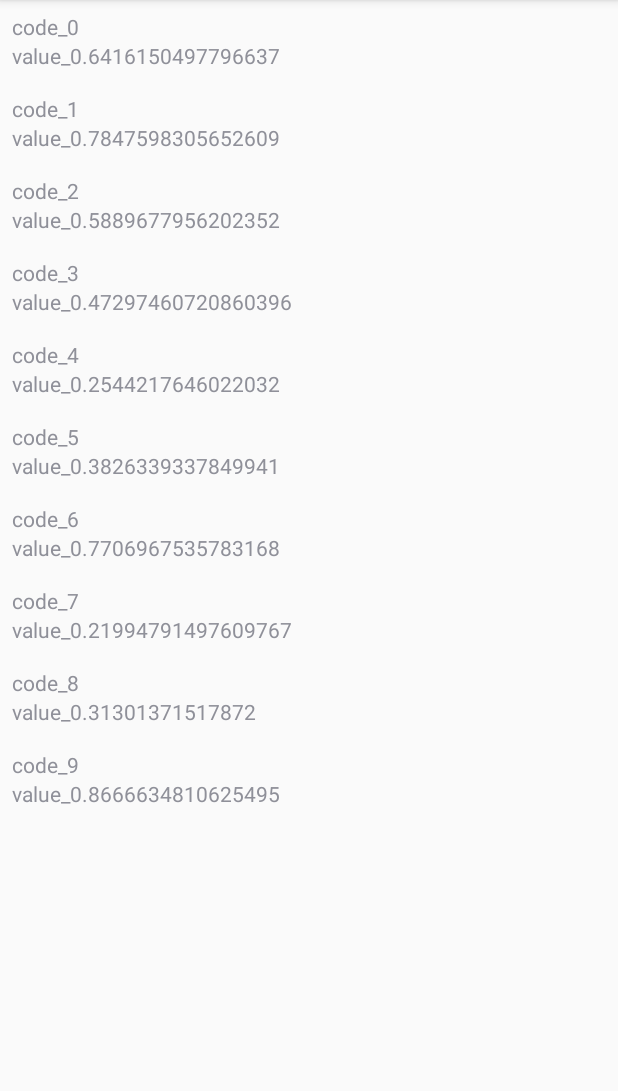
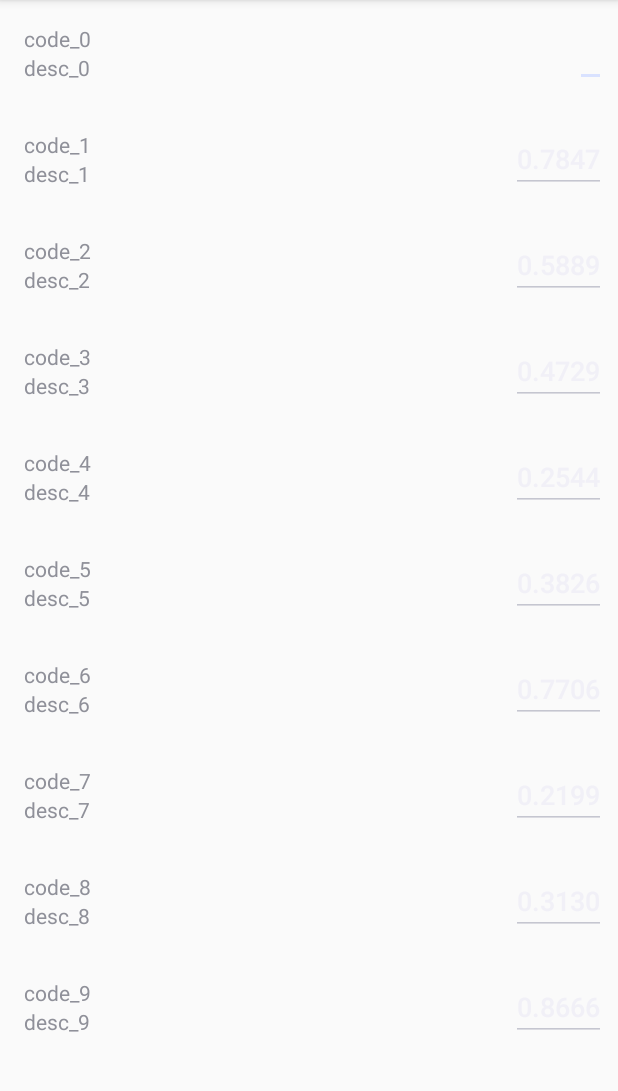
Before and after one commit to bubinimara/Rates, an Android app: the screen it shows after launch (MainActivity), on a phone screen of 412 x 824 dp, the part 84-1175 px from its top. Run offline under Robolectric (Android 15) with nearby library versions, the phone set to English and light mode, and no system bars; our stand-ins replace ButterKnife.

Commit message:
send user input - value text and currency

```diff
--- a/app/src/main/java/com/github/bubinimara/rates/app/RatesAdapter.java
+++ b/app/src/main/java/com/github/bubinimara/rates/app/RatesAdapter.java
@@ -1,10 +1,12 @@
 package com.github.bubinimara.rates.app;
 
 import android.content.Context;
-import android.util.Log;
+import android.text.Editable;
+import android.text.TextWatcher;
 import android.view.LayoutInflater;
 import android.view.View;
 import android.view.ViewGroup;
+import android.widget.EditText;
 import android.widget.TextView;
 
 import androidx.annotation.NonNull;
@@ -26,9 +28,17 @@ import butterknife.OnClick;
  */
 public class RatesAdapter extends RecyclerView.Adapter<RatesAdapter.Holder> {
 
+    interface RateChangeListener{
+        /**
+         * Called whenever current rate change
+         * @param rateModel the current rate change
+         */
+        void onRateChange(RateModel rateModel);
+    }
     private final @NonNull LayoutInflater layoutInflater;
     private final @NonNull  List<RateModel> rates;
     private final @NonNull Holder.Listener holderListener;
+    private RateChangeListener rateChangeListener;
 
     public RatesAdapter(@NonNull Context context) {
         layoutInflater = LayoutInflater.from(context);
@@ -37,7 +47,25 @@ public class RatesAdapter extends RecyclerView.Adapter<RatesAdapter.Holder> {
     }
 
     protected Holder.Listener createHolderListener() {
-        return adapterPosition -> moveItem(adapterPosition,0);
+        //return adapterPosition -> moveItem(adapterPosition,0);
+        return new Holder.Listener() {
+            @Override
+            public void onClick(int adapterPosition) {
+                moveItem(adapterPosition,0);
+                notifyRateChanged();
+            }
+
+            @Override
+            public void onValueChanged(String value) {
+                notifyRateChanged();
+            }
+        };
+    }
+
+    private void notifyRateChanged() {
+        if(rateChangeListener!=null){
+            rateChangeListener.onRateChange(getItem(0));
+        }
     }
 
     protected void moveItem(int fromPosition,int toPosition){
@@ -70,6 +98,14 @@ public class RatesAdapter extends RecyclerView.Adapter<RatesAdapter.Holder> {
     @Override
     public int getItemCount() {
         return rates.size();
+    }
+
+    public RateChangeListener getRateChangeListener() {
+        return rateChangeListener;
+    }
+
+    public void setRateChangeListener(RateChangeListener rateChangeListener) {
+        this.rateChangeListener = rateChangeListener;
     }
 
     public void updateRates(@NonNull List<RateModel> rateModels) {
@@ -144,17 +180,38 @@ public class RatesAdapter extends RecyclerView.Adapter<RatesAdapter.Holder> {
 
     }
     static class Holder extends RecyclerView.ViewHolder {
+
         interface Listener{
             void onClick(int adapterPosition);
+            void onValueChanged(String value);
         }
 
         @BindView(R.id.tv_code)
         TextView code;
-        @BindView(R.id.tv_value)
-        TextView value;
+        @BindView(R.id.tv_desc)
+        TextView desc;
+        @BindView(R.id.et_value)
+        EditText value;
 
         @NonNull
         private final Listener listener;
+
+        private TextWatcher textWatcher = new TextWatcher() {
+            @Override
+            public void beforeTextChanged(CharSequence s, int start, int count, int after) {
+
+            }
+
+            @Override
+            public void onTextChanged(CharSequence s, int start, int before, int count) {
+
+            }
+
+            @Override
+            public void afterTextChanged(Editable s) {
+                listener.onValueChanged(s.toString());
+            }
+        };
 
         Holder(@NonNull View itemView,@NonNull Listener listener) {
             super(itemView);
@@ -165,13 +222,35 @@ public class RatesAdapter extends RecyclerView.Adapter<RatesAdapter.Holder> {
 
         void set(RateModel rate){
             code.setText(rate.getCode());
-            value.setText(rate.getValue());
+            desc.setText(rate.getDesc());
+
+            if(getAdapterPosition()==0){
+                enableTextChangeListener();
+            }else{
+                disableTextChangeListener();
+                value.setText(rate.getValue());
+            }
+        }
+
+        private void disableTextChangeListener() {
+            value.removeTextChangedListener(textWatcher);
+            value.setFocusable(false);
+            value.setFocusableInTouchMode(false);
+            value.clearFocus();
+        }
+
+        private void enableTextChangeListener(){
+            value.setFocusable(true);
+            value.setFocusableInTouchMode(true);
+            value.addTextChangedListener(textWatcher);
+            value.requestFocus();
         }
 
         @OnClick(R.id.ll_rates)
         void onClick(){
             if(getLayoutPosition()>0){
                 listener.onClick(getAdapterPosition());
+                enableTextChangeListener();
             }
         }
     }
--- a/app/src/main/java/com/github/bubinimara/rates/app/RatesFragment.java
+++ b/app/src/main/java/com/github/bubinimara/rates/app/RatesFragment.java
@@ -1,18 +1,16 @@
 package com.github.bubinimara.rates.app;
 
-import androidx.lifecycle.ViewModelProviders;
-
 import android.os.Bundle;
+import android.view.LayoutInflater;
+import android.view.View;
+import android.view.ViewGroup;
 
 import androidx.annotation.NonNull;
 import androidx.annotation.Nullable;
 import androidx.fragment.app.Fragment;
+import androidx.lifecycle.ViewModelProviders;
 import androidx.recyclerview.widget.LinearLayoutManager;
 import androidx.recyclerview.widget.RecyclerView;
-
-import android.view.LayoutInflater;
-import android.view.View;
-import android.view.ViewGroup;
 
 import com.github.bubinimara.rates.R;
 
@@ -21,7 +19,7 @@ import java.util.List;
 import butterknife.BindView;
 import butterknife.ButterKnife;
 
-public class RatesFragment extends Fragment {
+public class RatesFragment extends Fragment implements RatesAdapter.RateChangeListener {
 
     private RatesViewModel mViewModel;
 
@@ -38,6 +36,7 @@ public class RatesFragment extends Fragment {
     public void onCreate(@Nullable Bundle savedInstanceState) {
         super.onCreate(savedInstanceState);
         adapter = new RatesAdapter(getContext().getApplicationContext());
+        adapter.setRateChangeListener(this);
     }
 
     @Override
@@ -66,4 +65,8 @@ public class RatesFragment extends Fragment {
         adapter.updateRates(rateModels);
     }
 
+    @Override
+    public void onRateChange(RateModel rateModel) {
+        mViewModel.onRateChanged(rateModel);
+    }
 }
--- a/app/src/main/java/com/github/bubinimara/rates/app/RatesViewModel.java
+++ b/app/src/main/java/com/github/bubinimara/rates/app/RatesViewModel.java
@@ -1,6 +1,4 @@
 package com.github.bubinimara.rates.app;
-
-import android.util.Log;
 
 import androidx.lifecycle.LiveData;
 import androidx.lifecycle.MutableLiveData;
@@ -14,6 +12,7 @@ import java.util.TimerTask;
 public class RatesViewModel extends ViewModel {
 
     private LiveData<List<RateModel>> ratesLiveData;
+    private RateModel currentRate;
 
 
     public RatesViewModel() {
@@ -31,11 +30,13 @@ public class RatesViewModel extends ViewModel {
         timerToUpdateRate.scheduleAtFixedRate(new TimerTask() {
             @Override
             public void run() {
-                Log.d(TIMER_TASK_NAME, "run: ");
                 List<RateModel> rates = new ArrayList<>();
+                if(currentRate!=null)
+                    rates.add(currentRate);
                 for (int i = 0; i < 10; i++) {
-                    double random = Math.random();
-                    rates.add(new RateModel("code_"+i,"desc_"+i,"value_"+ random,null));
+                    String value = String.valueOf(Math.random());
+                    value = value.substring(0,6);
+                    rates.add(new RateModel("code_"+i,"desc_"+i,value,null));
                 }
                 liveData.postValue(rates);
             }
@@ -46,4 +47,13 @@ public class RatesViewModel extends ViewModel {
     public LiveData<List<RateModel>> getRatesLiveData() {
         return ratesLiveData;
     }
+
+    /**
+     * user inputs
+     * @param rateModel - the new rate value
+     */
+    public void onRateChanged(RateModel rateModel) {
+        // todo: validate
+        currentRate = rateModel;
+    }
 }
--- a/app/src/main/res/layout/rates_list_item.xml
+++ b/app/src/main/res/layout/rates_list_item.xml
@@ -1,17 +1,45 @@
 <?xml version="1.0" encoding="utf-8"?>
-<LinearLayout xmlns:android="http://schemas.android.com/apk/res/android"
+<androidx.constraintlayout.widget.ConstraintLayout xmlns:android="http://schemas.android.com/apk/res/android"
+    xmlns:app="http://schemas.android.com/apk/res-auto"
+    xmlns:tools="http://schemas.android.com/tools"
     android:orientation="vertical" android:layout_width="match_parent"
     android:layout_height="wrap_content"
     android:padding="8dp"
     android:id="@+id/ll_rates">
 
-    <TextView
-        android:id="@+id/tv_code"
-        android:layout_width="match_parent"
-        android:layout_height="wrap_content"/>
-    <TextView
-        android:id="@+id/tv_value"
-        android:layout_width="match_parent"
-        android:layout_height="wrap_content"/>
+    <EditText
+        android:id="@+id/et_value"
+        android:layout_width="wrap_content"
+        android:layout_height="wrap_content"
+        android:layout_alignParentRight="true"
+        android:layout_centerVertical="true"
+        android:inputType="numberDecimal"
+        app:layout_constraintBottom_toBottomOf="parent"
+        app:layout_constraintEnd_toEndOf="parent"
+        app:layout_constraintTop_toTopOf="parent" />
 
-</LinearLayout>
+
+    <LinearLayout
+        android:layout_width="0dp"
+        android:layout_height="wrap_content"
+        android:layout_toStartOf="@+id/et_value"
+        android:orientation="vertical"
+        android:padding="8dp"
+        app:layout_constraintBottom_toBottomOf="parent"
+        app:layout_constraintEnd_toStartOf="@+id/et_value"
+        app:layout_constraintStart_toStartOf="parent"
+        app:layout_constraintTop_toTopOf="parent">
+
+
+        <TextView
+            android:id="@+id/tv_code"
+            android:layout_width="match_parent"
+            android:layout_height="wrap_content" />
+
+        <TextView
+            android:id="@+id/tv_desc"
+            android:layout_width="match_parent"
+            android:layout_height="wrap_content" />
+    </LinearLayout>
+
+</androidx.constraintlayout.widget.ConstraintLayout>
```
